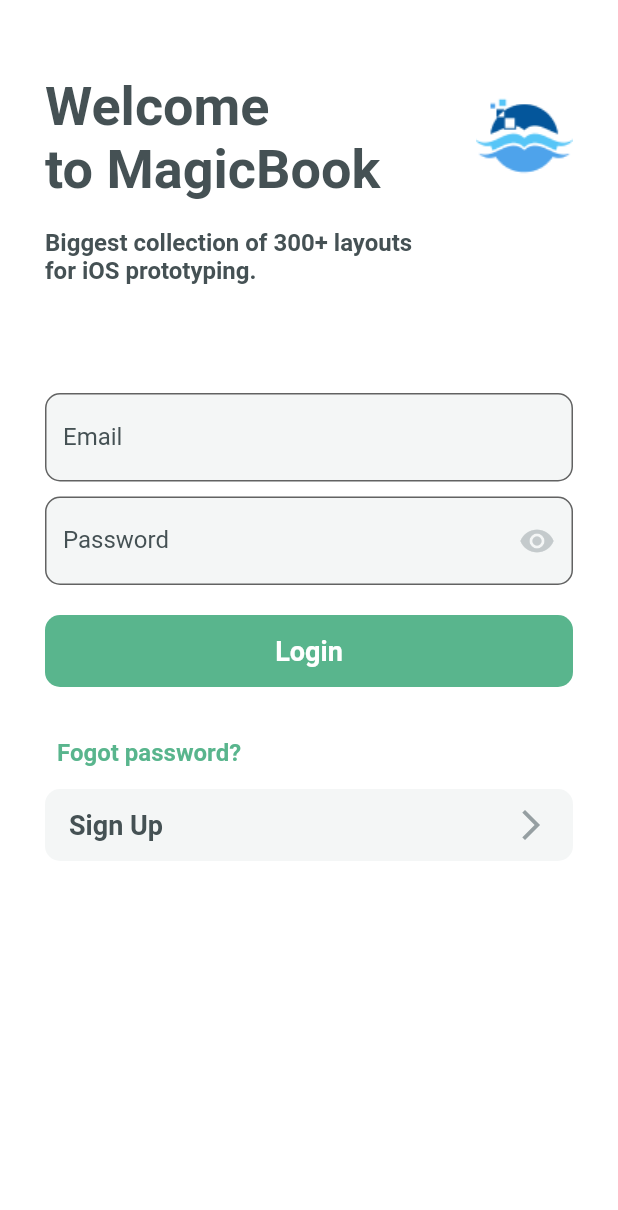
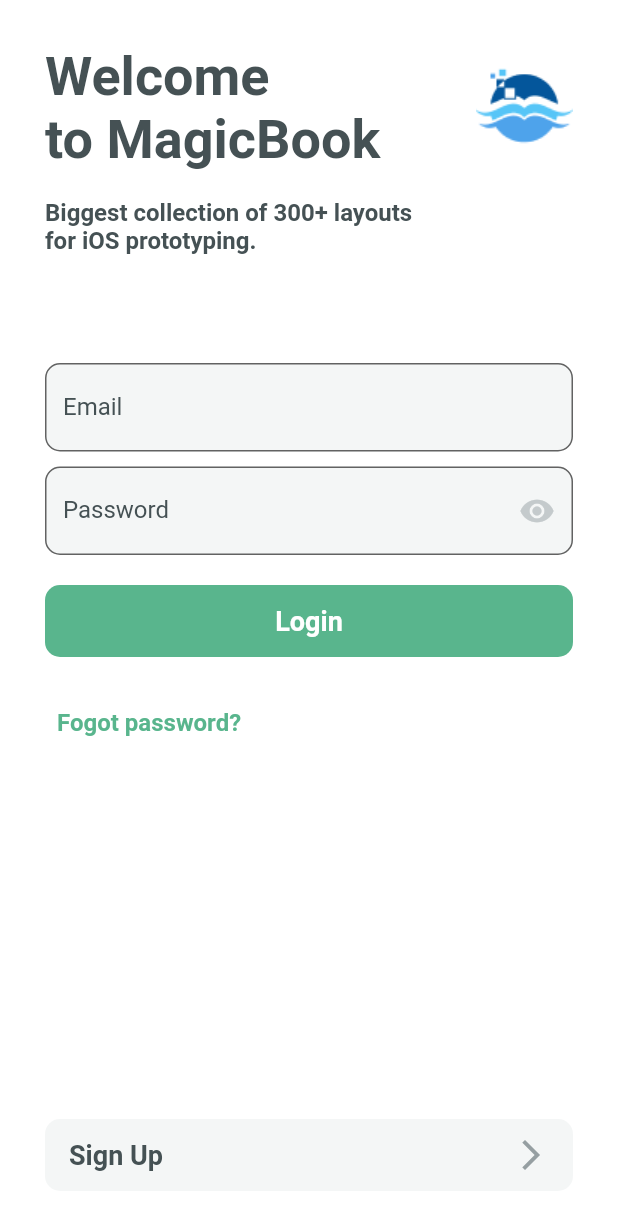
Before and after one commit to syafrialzulmi/flutter_learning, a Flutter app: the Elogin1View screen opened directly, on a phone screen of 412 x 824 dp. Shown: the top 1210 px of the screen. Run offline on Flutter 3.47's test engine with Material 2 defaults, Android fonts, the phone set to English and light mode, and no system bars.

Commit message:
update elogin1

```diff
--- a/lib/module/online_class/flutter_book/elogin1/view/elogin1_view.dart
+++ b/lib/module/online_class/flutter_book/elogin1/view/elogin1_view.dart
@@ -1,6 +1,5 @@
 import 'package:flutter/material.dart';
 import 'package:flutter_learning/core.dart';
-import '../controller/elogin1_controller.dart';
 
 class Elogin1View extends StatefulWidget {
   const Elogin1View({Key? key}) : super(key: key);
@@ -11,13 +10,13 @@ class Elogin1View extends StatefulWidget {
     return Scaffold(
       backgroundColor: Colors.white,
       body: SingleChildScrollView(
+        physics: const NeverScrollableScrollPhysics(),
         child: Container(
-          padding: const EdgeInsets.symmetric(
-            horizontal: 30,
-            vertical: 50,
-          ),
+          padding: const EdgeInsets.all(30),
+          height: MediaQuery.of(Get.currentContext).size.height,
           child: Column(
             crossAxisAlignment: CrossAxisAlignment.start,
+            mainAxisAlignment: MainAxisAlignment.spaceBetween,
             children: [
               Column(
                 crossAxisAlignment: CrossAxisAlignment.start,
```
